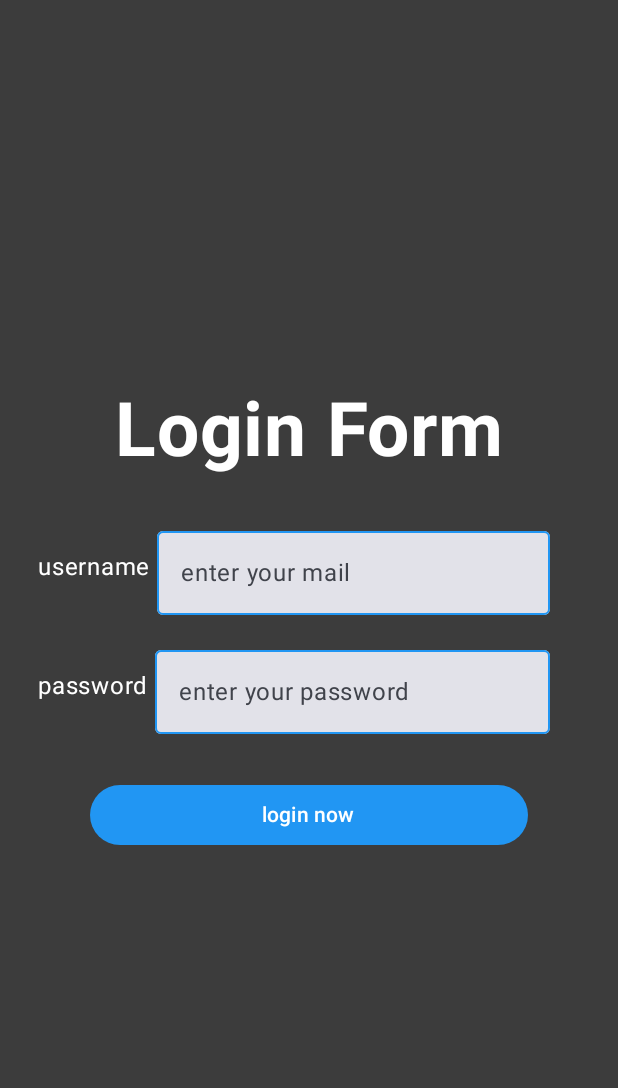
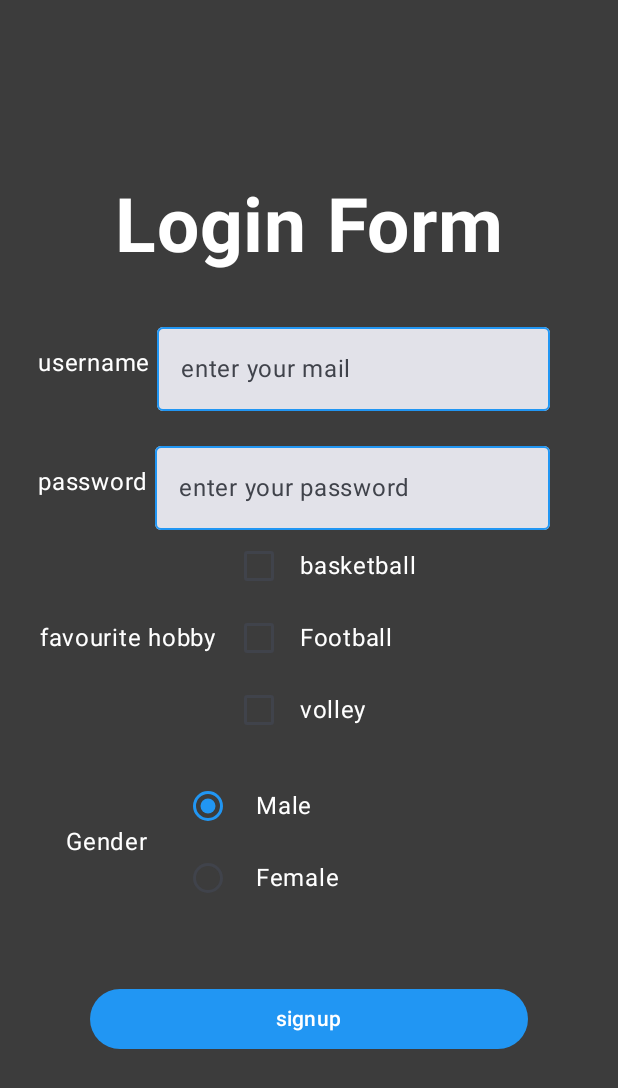
Before and after one commit to ahmed-faroukk/ITI-Project, an Android app built with Jetpack Compose: the screen it shows after launch (MainActivity), on a phone screen of 412 x 824 dp. Shown: the top 1088 px of the screen. Run offline under Robolectric (Android 15) with nearby library versions, the phone set to English and light mode, and no system bars.

Commit message:
task-3 design login screen with arabic and rotation support with features (hobbies CheckBox + Gender RadioBtn ) after btn clicked show all data in snack bar

```diff
--- a/app/src/main/java/com/farouk/iti_project/presentation/auth/AuthScreen.kt
+++ b/app/src/main/java/com/farouk/iti_project/presentation/auth/AuthScreen.kt
@@ -1,5 +1,6 @@
 package com.farouk.iti_project.presentation.auth
 
+import android.widget.Toast
 import androidx.compose.foundation.background
 import androidx.compose.foundation.layout.Arrangement
 import androidx.compose.foundation.layout.Column
@@ -9,7 +10,11 @@ import androidx.compose.foundation.layout.fillMaxSize
 import androidx.compose.foundation.layout.fillMaxWidth
 import androidx.compose.foundation.layout.height
 import androidx.compose.foundation.layout.padding
+import androidx.compose.foundation.layout.width
 import androidx.compose.foundation.layout.wrapContentSize
+import androidx.compose.foundation.lazy.LazyColumn
+import androidx.compose.foundation.rememberScrollState
+import androidx.compose.foundation.verticalScroll
 import androidx.compose.material3.Button
 import androidx.compose.material3.ButtonDefaults
 import androidx.compose.material3.Text
@@ -27,51 +32,104 @@ import androidx.compose.ui.text.font.FontWeight
 import androidx.compose.ui.unit.dp
 import androidx.compose.ui.unit.sp
 import com.farouk.iti_project.R
+import com.farouk.iti_project.presentation.components.CheckBox
+import com.farouk.iti_project.presentation.components.CustomToast
+import com.farouk.iti_project.presentation.components.Gender
+import com.farouk.iti_project.presentation.components.GenderSelection
 import com.farouk.iti_project.presentation.components.OutLineTextFieldMail
 import com.farouk.iti_project.presentation.components.OutLineTextFieldPass
+import kotlinx.coroutines.delay
 
 @Composable
 fun AuthScreen() {
-    var mail by remember { mutableStateOf("Click a button") }
-    var mailAfterClick by remember { mutableStateOf("Click a button") }
+    var mail by remember { mutableStateOf("Empty") }
+    var pass by remember { mutableStateOf("Empty") }
+    var cliked by remember { mutableStateOf(false) }
     val gray = Color(0xFF3C3C3C)
     val blue = Color(0xFF2196F3)
+    var footballChecked by remember { mutableStateOf(false) }
+    var basketballChecked by remember { mutableStateOf(false) }
+    var volleyballChecked by remember { mutableStateOf(false) }
+    val hobbiesMap : MutableMap<String , Boolean> = mutableMapOf()
+    hobbiesMap["basketball"] = basketballChecked
+    hobbiesMap["football"] = footballChecked
+    hobbiesMap["volley"] = volleyballChecked
+
+    var selectedGender by remember { mutableStateOf(Gender.MALE) }
+
 
     Column(
         modifier = Modifier
             .fillMaxSize()
-            .background(gray),
+            .background(gray)
+            .verticalScroll(rememberScrollState()),
         horizontalAlignment = Alignment.CenterHorizontally,
         verticalArrangement = Arrangement.Center
     ) {
 
-        Text(text = stringResource(R.string.login_form), color = Color.White , fontWeight = FontWeight.Bold , fontSize = 50.sp)
+        Text(
+            text = stringResource(R.string.login_form),
+            color = Color.White,
+            fontWeight = FontWeight.Bold,
+            fontSize = 50.sp
+        )
         Spacer(modifier = Modifier.height(30.dp))
-        Row(verticalAlignment = Alignment.CenterVertically, modifier = Modifier.padding(start = 25.dp ,end = 45.dp)) {
-            Text(text = stringResource(R.string.username), color = Color.White , )
+        Row(
+            verticalAlignment = Alignment.CenterVertically,
+            modifier = Modifier.padding(start = 25.dp, end = 45.dp)
+        ) {
+            Text(text = stringResource(R.string.username), color = Color.White)
             OutLineTextFieldMail(onNameChange = { newName ->
                 mail = newName
             }, txt = stringResource(R.string.enter_your_mail))
         }
         Spacer(modifier = Modifier.height(15.dp))
-        Row(verticalAlignment = Alignment.CenterVertically , modifier = Modifier.padding(start = 25.dp ,end = 45.dp)) {
+        Row(
+            verticalAlignment = Alignment.CenterVertically,
+            modifier = Modifier.padding(start = 25.dp, end = 45.dp)
+        ) {
             Text(text = stringResource(R.string.password), color = Color.White)
             OutLineTextFieldPass(onNameChange = { newName ->
-                mail = newName
+                pass = newName
             }, txt = stringResource(R.string.enter_your_password))
         }
+        Row(
+            verticalAlignment = Alignment.CenterVertically,
+            modifier = Modifier.padding(end = 75.dp)
+        ) {
+            Text(text = "favourite hobby ", color = Color.White)
+            Column {
+                CheckBox(onCheckChanges = { basketballChecked = it }, sportType = "basketball")
+                CheckBox(onCheckChanges = { footballChecked = it }, sportType = "Football")
+                CheckBox(onCheckChanges = { volleyballChecked = it }, sportType = "volley")
+            }
+        }
+        Row(
+            verticalAlignment = Alignment.CenterVertically,
+            modifier = Modifier.padding(end = 125.dp)
+        ) {
+            Text(text = "Gender", color = Color.White)
+            GenderSelection(onGenderClicked = { selectedGender = it })
+
+        }
+
         Spacer(modifier = Modifier.height(30.dp))
-        Button(onClick = {
-            /*TODO*/
-
-        }, colors = ButtonDefaults.buttonColors(blue),
+        Button(
+            onClick = {
+                    cliked = true
+            }, colors = ButtonDefaults.buttonColors(blue),
             modifier = Modifier
                 .padding(start = 60.dp, end = 60.dp)
                 .wrapContentSize(align = Alignment.Center)
                 .fillMaxWidth()
-                ) {
+        ) {
             Text(text = stringResource(R.string.login_now), color = Color.White)
 
+        }
+        if (cliked){
+            val arrOFHobbies  = hobbiesMap.filterValues { it }.keys
+
+            CustomToast(message = "mail is $mail \b gender is $selectedGender \nhobbies is $arrOFHobbies" )
         }
 
     }
--- a/app/src/main/java/com/farouk/iti_project/presentation/components/AppComponents.kt
+++ b/app/src/main/java/com/farouk/iti_project/presentation/components/AppComponents.kt
@@ -1,11 +1,23 @@
 package com.farouk.iti_project.presentation.components
 
 import androidx.compose.foundation.background
+import androidx.compose.foundation.layout.Column
+import androidx.compose.foundation.layout.Row
+import androidx.compose.foundation.layout.Spacer
+import androidx.compose.foundation.layout.padding
+import androidx.compose.foundation.layout.width
 import androidx.compose.foundation.shape.RoundedCornerShape
 import androidx.compose.foundation.text.KeyboardOptions
 import androidx.compose.material3.Button
+import androidx.compose.material3.Checkbox
+import androidx.compose.material3.CheckboxColors
+import androidx.compose.material3.CheckboxDefaults
 import androidx.compose.material3.ExperimentalMaterial3Api
 import androidx.compose.material3.OutlinedTextField
+import androidx.compose.material3.RadioButton
+import androidx.compose.material3.RadioButtonDefaults
+import androidx.compose.material3.Snackbar
+import androidx.compose.material3.SnackbarDuration
 import androidx.compose.material3.Text
 import androidx.compose.material3.TextField
 import androidx.compose.material3.TextFieldDefaults
@@ -14,6 +26,7 @@ import androidx.compose.runtime.getValue
 import androidx.compose.runtime.mutableStateOf
 import androidx.compose.runtime.remember
 import androidx.compose.runtime.setValue
+import androidx.compose.ui.Alignment
 import androidx.compose.ui.Modifier
 import androidx.compose.ui.graphics.Color
 import androidx.compose.ui.text.input.KeyboardType
@@ -75,3 +88,91 @@ fun Btn(onClick: () -> Unit, txt: String) {
         Text(text = txt)
     }
 }
+
+@Composable
+fun CheckBox(onCheckChanges: (Boolean) -> Unit, sportType: String) {
+    var sport by remember {
+        mutableStateOf(false)
+    }
+    Column {
+        // Football checkbox
+        Row(
+            verticalAlignment = Alignment.CenterVertically
+        ) {
+            Checkbox(
+                checked = sport,
+                onCheckedChange = {
+                    sport = it
+                    onCheckChanges(sport)
+                },
+                colors = CheckboxDefaults.colors(
+                    checkmarkColor = blue,
+                    checkedColor = Color.White
+                )
+
+            )
+            Spacer(modifier = Modifier.width(3.dp))
+            Text(text = sportType, modifier = Modifier.width(110.dp), color = Color.White)
+        }
+
+    }
+}
+
+enum class Gender {
+    MALE,
+    FEMALE
+}
+
+@Composable
+fun GenderSelection(onGenderClicked: (Gender) -> Unit, modifier: Modifier = Modifier) {
+    var selectedGender by remember { mutableStateOf(Gender.MALE) }
+
+    Column(
+        modifier = modifier.padding(16.dp)
+    ) {
+        // Male radio button
+        Row(
+            verticalAlignment = Alignment.CenterVertically
+        ) {
+            RadioButton(
+                selected = selectedGender == Gender.MALE,
+                colors = RadioButtonDefaults.colors(
+                    selectedColor = blue, disabledSelectedColor = Color.White
+                ),
+                onClick = { selectedGender = Gender.MALE }
+
+            )
+            Spacer(modifier = Modifier.width(8.dp))
+            Text(text = "Male", color = Color.White)
+        }
+
+        // Female radio button
+        Row(
+            verticalAlignment = Alignment.CenterVertically
+        ) {
+            RadioButton(
+                selected = selectedGender == Gender.FEMALE,
+                colors = RadioButtonDefaults.colors(
+                    selectedColor = blue, disabledSelectedColor = Color.White
+                ),
+                onClick = { selectedGender = Gender.FEMALE }
+            )
+            Spacer(modifier = Modifier.width(8.dp))
+            Text(text = "Female", color = Color.White)
+        }
+    }
+}
+
+
+@Composable
+fun CustomToast(message: String) {
+    Snackbar(
+        action = {
+
+        },
+        modifier = Modifier.padding(16.dp) ,
+
+    ) {
+        Text(text = message, color = Color.White)
+    }
+}
--- a/app/src/main/res/values/colors.xml
+++ b/app/src/main/res/values/colors.xml
@@ -7,4 +7,5 @@
     <color name="teal_700">#FF018786</color>
     <color name="black">#FF000000</color>
     <color name="white">#FFFFFFFF</color>
+
 </resources>
--- a/app/src/main/res/values/strings.xml
+++ b/app/src/main/res/values/strings.xml
@@ -5,5 +5,5 @@
     <string name="enter_your_mail">enter your mail</string>
     <string name="password">"password "</string>
     <string name="enter_your_password">enter your password</string>
-    <string name="login_now">login now</string>
+    <string name="login_now">signup</string>
 </resources>
```
